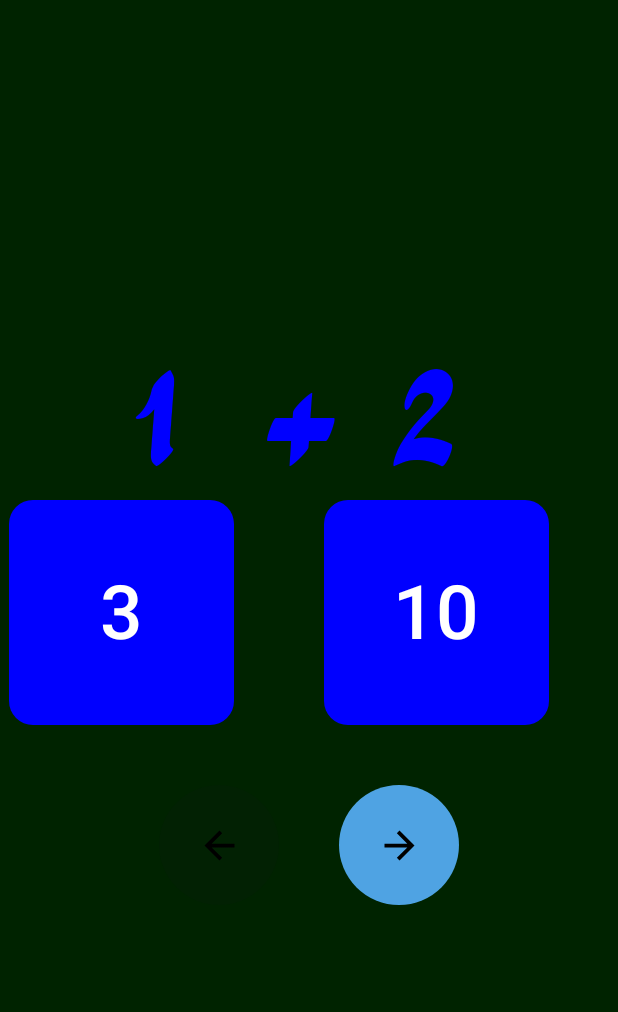
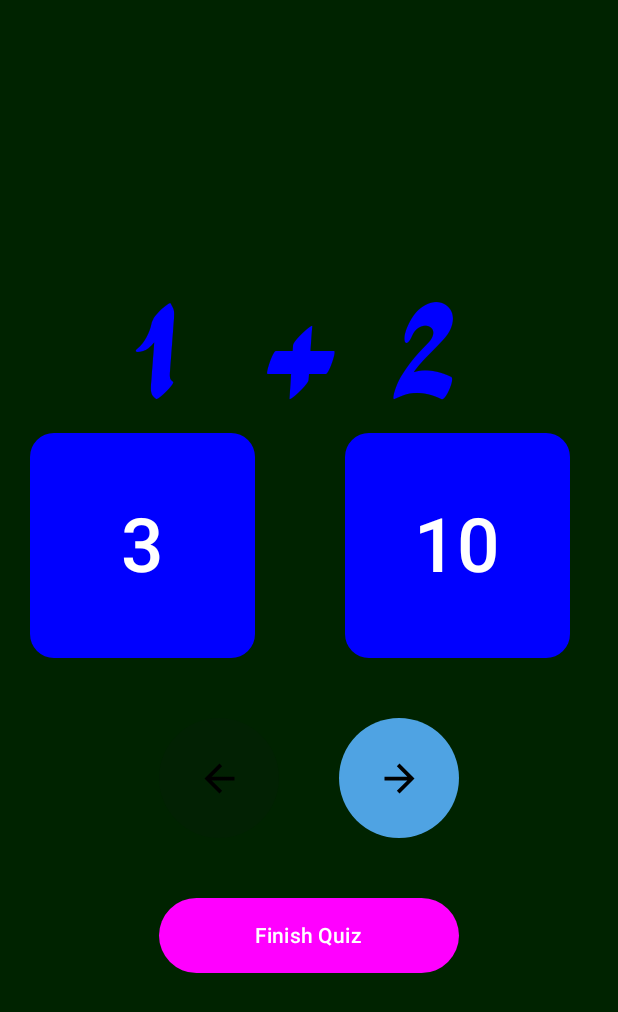
Before and after one commit to azatdundar/EducationalGamesForKids, an Android app built with Jetpack Compose: the MathScreen screen opened through its navigation route, on a phone screen of 412 x 824 dp. Shown: the top 1012 px of the screen. Run offline under Robolectric (Android 15) with nearby library versions, the phone set to English and light mode, and no system bars; libraries missing offline, so code that uses them is left out: nl.dionsegijn.konfetti.

Commit message:
A change in design was made and finish quiz button was added.

```diff
--- a/app/build.gradle.kts
+++ b/app/build.gradle.kts
@@ -69,4 +69,5 @@ dependencies {
     androidTestImplementation("androidx.compose.ui:ui-test-junit4")
     debugImplementation("androidx.compose.ui:ui-tooling")
     debugImplementation("androidx.compose.ui:ui-test-manifest")
+    implementation("nl.dionsegijn:konfetti-compose:2.0.5")
 }
--- a/app/src/main/java/com/azatdundar/educationalgamesforkids/MathScreen.kt
+++ b/app/src/main/java/com/azatdundar/educationalgamesforkids/MathScreen.kt
@@ -1,5 +1,7 @@
 package com.azatdundar.educationalgamesforkids
 
+import android.app.AlertDialog
+import android.content.Context
 import android.content.pm.PackageManager.ComponentEnabledSetting
 import android.widget.Space
 import androidx.compose.foundation.background
@@ -15,6 +17,7 @@ import androidx.compose.foundation.shape.RoundedCornerShape
 import androidx.compose.material.icons.Icons
 import androidx.compose.material.icons.filled.ArrowBack
 import androidx.compose.material.icons.filled.ArrowForward
+import androidx.compose.material3.AlertDialog
 import androidx.compose.material3.Button
 import androidx.compose.material3.ButtonDefaults
 import androidx.compose.material3.Icon
@@ -40,95 +43,38 @@ import androidx.compose.runtime.getValue
 import androidx.compose.runtime.mutableIntStateOf
 import androidx.compose.runtime.produceState
 import androidx.compose.runtime.setValue
+import androidx.compose.ui.platform.LocalContext
 import androidx.core.os.requestProfiling
 import androidx.navigation.navOptions
+import nl.dionsegijn.konfetti.compose.KonfettiView
+import nl.dionsegijn.konfetti.core.Party
+import nl.dionsegijn.konfetti.core.Position
+import nl.dionsegijn.konfetti.core.emitter.Emitter
+import java.util.concurrent.TimeUnit
 import kotlin.random.Random
 
 
 @Composable
 fun MathScreen(navController: NavHostController) {
     questionArea()
-    /*val numbers = (0..20).toMutableList()
-    var questionNumber  by remember { mutableIntStateOf(0) }
 
 
-    val questions = Array(30) {""}
-    val answers = Array(30){0}
-    val options1 = Array(30){0}
-    val options2 = Array(30){0}
+}
 
-
-    for(i in 0..29){
-        val questionsData = GenerateQuestion()
-        questions[i] = remember { questionsData["question"] as String }
-        answers[i] = remember { questionsData["answer"] as Int }
-        numbers.remove(answers[i])
-        val possible_answers = mutableListOf(numbers.random(), answers[i])
-        val randomIndex = Random.nextInt(possible_answers.size)
-        options1[i] = remember { possible_answers[randomIndex] }
-        possible_answers.remove(options1[i])
-        options2[i] = remember { possible_answers[0] }
-        numbers.add(answers[i])
-    }
-
-
-    val question = questions[questionNumber]
-    val answer = answers[questionNumber]
-
-*/
-    /*Surface(modifier = Modifier
-        .fillMaxSize(),
-        color = Color(red = 0, green = 35, blue = 0)
-    ) {
-
-        Column(verticalArrangement = Arrangement.Center,
-            horizontalAlignment = Alignment.CenterHorizontally
-        ) {
-            questionArea()
-            /*
-            Row {
-                /*
-                ButtonText(number = options1[questionNumber], answer){
-
-                }
-
-
-                Spacer(modifier = Modifier.padding(30.dp))
-                ButtonText(number = options2[questionNumber], answer){
-
-                }
-*/
-
-            }
-
-
-            Row {
-                /*PreviousButton(questionNumber){
-                    questionNumber--
-                }
-                Spacer(modifier = Modifier.padding(50.dp))
-                NextButton(questionNumber, questions.size){
-                    questionNumber++
-                }
-*/
-            }
-*/
-
-
-        }
-}
+@Composable
+fun questionArea(){
 
 
 
-*/
-
-}
-@Composable
-fun questionArea(){
 
     val numbers = (0..20).toMutableList()
     var questionNumber  by remember { mutableIntStateOf(0) }
     var isClicked by remember { mutableStateOf(false) }
+    var isAnswerCorrect by remember { mutableStateOf(false) }
+    var isQuizFinished by remember { mutableStateOf(false) }
+    var score by remember { mutableStateOf(0) }
+
+    val builder = AlertDialog.Builder(LocalContext.current)
 
     val questions = Array(30) {""}
     val answers = Array(30){0}
@@ -156,19 +102,30 @@ fun questionArea(){
         .fillMaxSize(),
         color = Color(red = 0, green = 35, blue = 0)
     ) {
+
+
         Column(
             verticalArrangement = Arrangement.Center,
             horizontalAlignment = Alignment.CenterHorizontally
         ) {
             QuestionText(question = question)
             Row {
+                Spacer(modifier = Modifier.padding(10.dp))
                 ButtonText(number = options1[questionNumber], answer = answers[questionNumber],isSelected = isClicked) {
                     isClicked = true
+                    if (options1[questionNumber] == answers[questionNumber]){
+                        isAnswerCorrect = true
+                        score++
+                    }
                 }
                 Spacer(modifier = Modifier.padding(30.dp))
 
                 ButtonText(number = options2[questionNumber], answer = answers[questionNumber], isSelected = isClicked) {
                     isClicked = true
+                    if(options2[questionNumber] == answers[questionNumber]){
+                        isAnswerCorrect = true
+                        score++
+                    }
                 }
                 Spacer(modifier = Modifier.padding(20.dp))
 
@@ -184,6 +141,18 @@ fun questionArea(){
                     questionNumber++
                     isClicked = false
                 }
+            }
+                Spacer(modifier = Modifier.size(40.dp))
+                finishQuizButton {
+                    builder.setTitle("Finish the quiz")
+                        .setTitle("Are you sure to finish the game")
+                        .setPositiveButton("Yes"){dialog, which ->
+                            //
+                        }
+                        .setNegativeButton("Cancel"){dialog, which ->
+
+                        }
+
             }
         }
     }
@@ -280,6 +249,17 @@ fun NextButton(questionNum : Int,numOfTotalQuestions : Int,onClick : ()->Unit){
 
 }
 
+@Composable
+fun finishQuizButton(onClick: () -> Unit){
+    Button(onClick = {  onClick()
+    },
+        modifier = Modifier.size(200.dp, 50.dp),
+        colors = ButtonDefaults.buttonColors(Color.Magenta)
+    ) {
+        Text(text = "Finish Quiz")
+    }
+}
+
 
 @Preview(showBackground = true)
 @Composable
```
